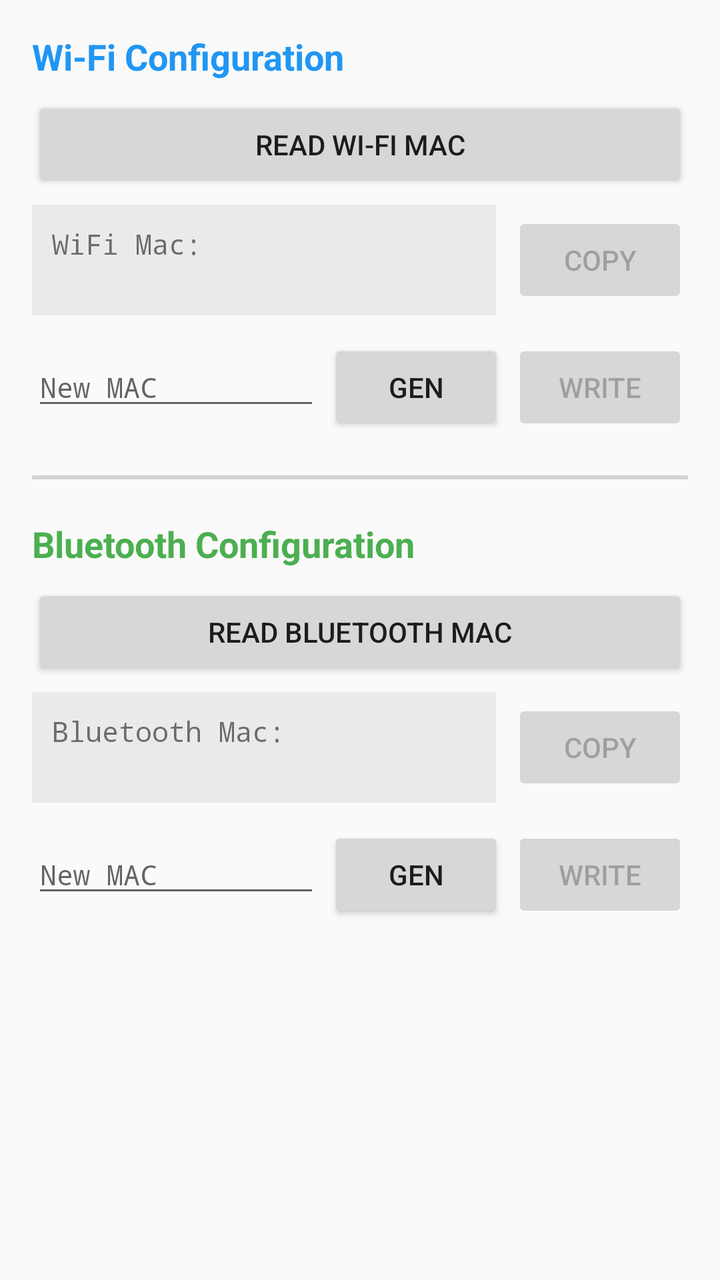
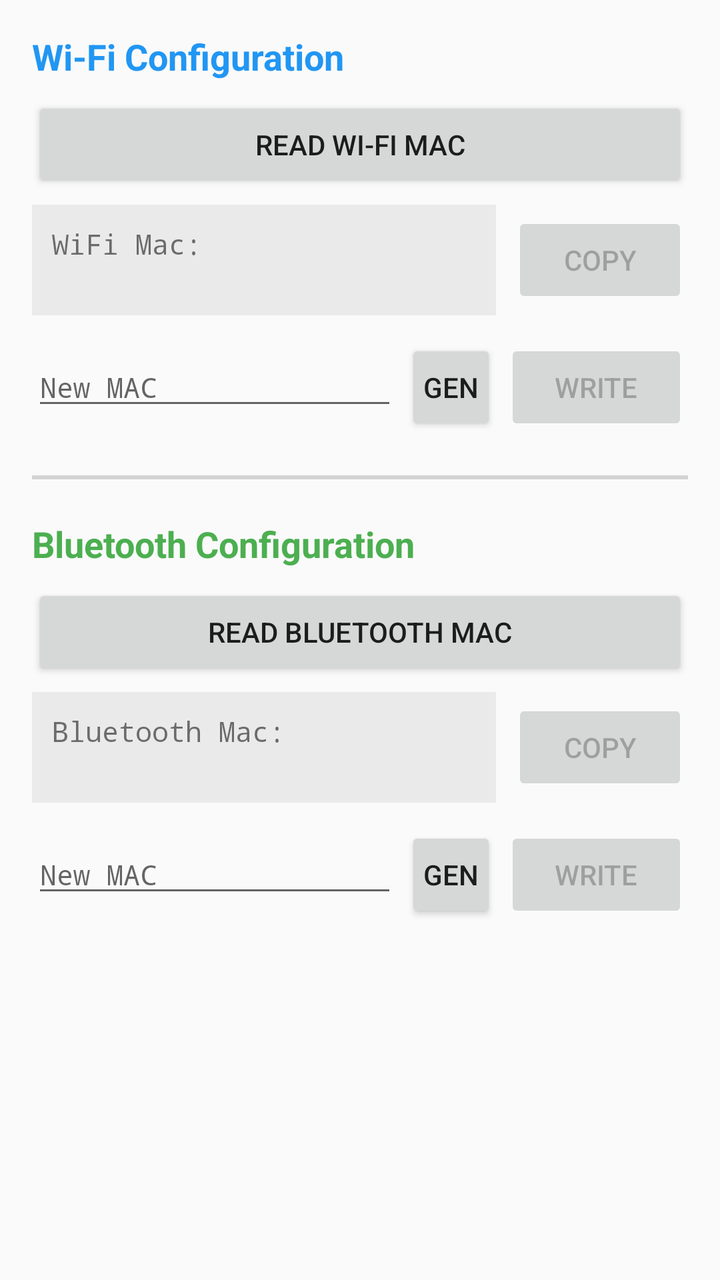

An Android layout rendered at two revisions. The XML below is the earlier revision; the diff shows what the commit changed to produce the second picture.
<!-- AndroidManifest.xml: application theme Theme.AppCompat.Light -->
<!-- res/layout/activity_main.xml -->
<?xml version="1.0" encoding="utf-8"?>
<ScrollView xmlns:android="http://schemas.android.com/apk/res/android"
    android:layout_width="match_parent"
    android:layout_height="match_parent"
    android:padding="16dp">

    <LinearLayout
        android:layout_width="match_parent"
        android:layout_height="wrap_content"
        android:orientation="vertical">

        
        <TextView
            android:layout_width="match_parent"
            android:layout_height="wrap_content"
            android:text="Wi-Fi Configuration"
            android:textSize="18sp"
            android:textStyle="bold"
            android:textColor="#2196F3"
            android:layout_marginBottom="8dp" />

        <Button
            android:id="@+id/btnReadWifi"
            android:layout_width="match_parent"
            android:layout_height="wrap_content"
            android:text="Read Wi-Fi MAC" />

        <LinearLayout
            android:layout_width="match_parent"
            android:layout_height="wrap_content"
            android:orientation="horizontal"
            android:gravity="center_vertical"
            android:layout_marginTop="6dp"
            android:layout_marginBottom="12dp">

            <TextView
                android:id="@+id/tvWifiResult"
                android:layout_width="0dp"
                android:layout_height="wrap_content"
                android:layout_weight="1"
                android:text="WiFi Mac:\n "
                android:textSize="14sp"
                android:background="#10000000"
                android:padding="10dp"
                android:fontFamily="monospace" />

            <Button
                android:id="@+id/btnCopyWifi"
                android:layout_width="wrap_content"
                android:layout_height="wrap_content"
                android:text="Copy"
                android:enabled="false"
                android:layout_marginStart="8dp" />
        </LinearLayout>

        <LinearLayout
            android:layout_width="match_parent"
            android:layout_height="wrap_content"
            android:orientation="horizontal">

            <EditText
                android:id="@+id/etWifiMac"
                android:layout_width="0dp"
                android:layout_height="wrap_content"
                android:layout_weight="1"
                android:hint="New MAC"
                android:fontFamily="monospace"
                android:textSize="14sp"
                android:maxLength="17"
                android:inputType="textCapCharacters" />

            <Button
                android:id="@+id/btnGenerateWifi"
                android:layout_width="wrap_content"
                android:layout_height="wrap_content"
                android:text="GEN"
                android:paddingStart="8dp"
                android:paddingEnd="8dp"
                android:layout_marginStart="4dp" />

            <Button
                android:id="@+id/btnWriteWifi"
                android:layout_width="wrap_content"
                android:layout_height="wrap_content"
                android:text="Write"
                android:enabled="false"
                android:layout_marginStart="4dp" />
        </LinearLayout>

        
        <View
            android:layout_width="match_parent"
            android:layout_height="2dp"
            android:background="#D3D3D3"
            android:layout_marginTop="20dp"
            android:layout_marginBottom="20dp" />

        
        <TextView
            android:layout_width="match_parent"
            android:layout_height="wrap_content"
            android:text="Bluetooth Configuration"
            android:textSize="18sp"
            android:textStyle="bold"
            android:textColor="#4CAF50"
            android:layout_marginBottom="8dp" />

        <Button
            android:id="@+id/btnReadBt"
            android:layout_width="match_parent"
            android:layout_height="wrap_content"
            android:text="Read Bluetooth MAC" />

        <LinearLayout
            android:layout_width="match_parent"
            android:layout_height="wrap_content"
            android:orientation="horizontal"
            android:gravity="center_vertical"
            android:layout_marginTop="6dp"
            android:layout_marginBottom="12dp">

            <TextView
                android:id="@+id/tvBtResult"
                android:layout_width="0dp"
                android:layout_height="wrap_content"
                android:layout_weight="1"
                android:text="Bluetooth Mac:\n "
                android:textSize="14sp"
                android:background="#10000000"
                android:padding="10dp"
                android:fontFamily="monospace" />

            <Button
                android:id="@+id/btnCopyBt"
                android:layout_width="wrap_content"
                android:layout_height="wrap_content"
                android:text="Copy"
                android:enabled="false"
                android:layout_marginStart="8dp" />
        </LinearLayout>

        <LinearLayout
            android:layout_width="match_parent"
            android:layout_height="wrap_content"
            android:orientation="horizontal">

            <EditText
                android:id="@+id/etBtMac"
                android:layout_width="0dp"
                android:layout_height="wrap_content"
                android:layout_weight="1"
                android:hint="New MAC"
                android:fontFamily="monospace"
                android:textSize="14sp"
                android:maxLength="17"
                android:inputType="textCapCharacters" />

            <Button
                android:id="@+id/btnGenerateBt"
                android:layout_width="wrap_content"
                android:layout_height="wrap_content"
                android:text="GEN"
                android:paddingStart="8dp"
                android:paddingEnd="8dp"
                android:layout_marginStart="4dp" />

            <Button
                android:id="@+id/btnWriteBt"
                android:layout_width="wrap_content"
                android:layout_height="wrap_content"
                android:text="Write"
                android:enabled="false"
                android:layout_marginStart="4dp" />
        </LinearLayout>

    </LinearLayout>
</ScrollView>
<!-- resources referenced by this layout -->
<resources>

</resources>

<!-- the commit's change to res/layout/activity_main.xml (unified diff, before → after) -->
@@ -62,7 +62,7 @@
                 android:id="@+id/etWifiMac"
                 android:layout_width="0dp"
                 android:layout_height="wrap_content"
-                android:layout_weight="1"
+                android:layout_weight="4"
                 android:hint="New MAC"
                 android:fontFamily="monospace"
                 android:textSize="14sp"
@@ -71,17 +71,21 @@
 
             <Button
                 android:id="@+id/btnGenerateWifi"
-                android:layout_width="wrap_content"
+                android:layout_width="0dp"
                 android:layout_height="wrap_content"
+                android:layout_weight="1"
+                android:minWidth="0dp"
+                android:paddingStart="0dp"
+                android:paddingEnd="0dp"
                 android:text="GEN"
-                android:paddingStart="8dp"
-                android:paddingEnd="8dp"
                 android:layout_marginStart="4dp" />
 
             <Button
                 android:id="@+id/btnWriteWifi"
-                android:layout_width="wrap_content"
+                android:layout_width="0dp"
                 android:layout_height="wrap_content"
+                android:layout_weight="2"
+                android:minWidth="0dp"
                 android:text="Write"
                 android:enabled="false"
                 android:layout_marginStart="4dp" />
@@ -148,7 +152,7 @@
                 android:id="@+id/etBtMac"
                 android:layout_width="0dp"
                 android:layout_height="wrap_content"
-                android:layout_weight="1"
+                android:layout_weight="4"
                 android:hint="New MAC"
                 android:fontFamily="monospace"
                 android:textSize="14sp"
@@ -157,17 +161,21 @@
 
             <Button
                 android:id="@+id/btnGenerateBt"
-                android:layout_width="wrap_content"
+                android:layout_width="0dp"
                 android:layout_height="wrap_content"
+                android:layout_weight="1"
+                android:minWidth="0dp"
+                android:paddingStart="0dp"
+                android:paddingEnd="0dp"
                 android:text="GEN"
-                android:paddingStart="8dp"
-                android:paddingEnd="8dp"
                 android:layout_marginStart="4dp" />
 
             <Button
                 android:id="@+id/btnWriteBt"
-                android:layout_width="wrap_content"
+                android:layout_width="0dp"
                 android:layout_height="wrap_content"
+                android:layout_weight="2"
+                android:minWidth="0dp"
                 android:text="Write"
                 android:enabled="false"
                 android:layout_marginStart="4dp" />
